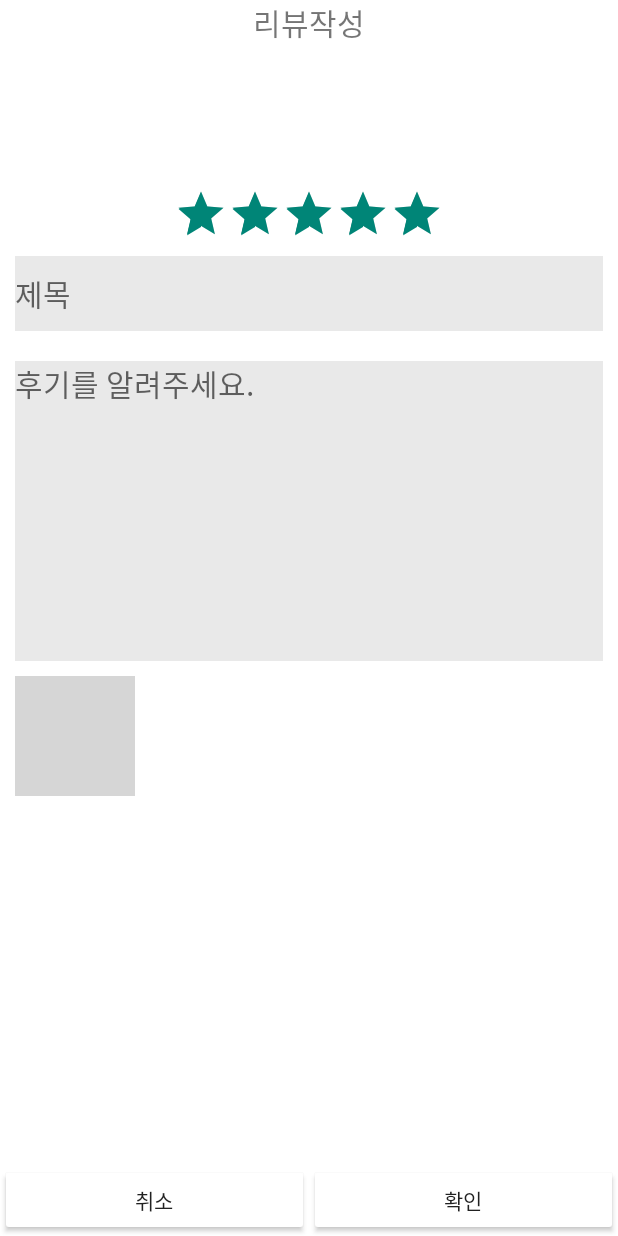
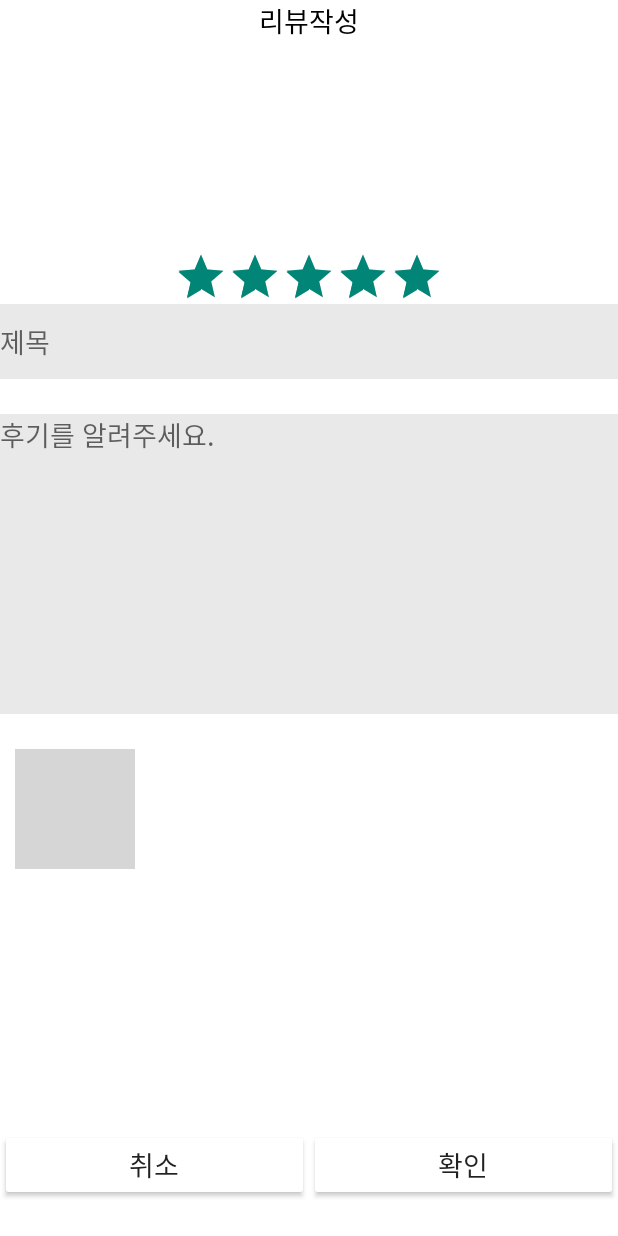
Before and after one commit to byeongjun98/Happy-Pet, an Android app: the write_review_Activity screen opened directly, with no data from a screen before it, on a phone screen of 412 x 824 dp. Run offline under Robolectric (Android 15) with nearby library versions, the light colour scheme and no system bars; grey boxes are pictures that could not be loaded.

Commit message:
23.5.23 김경민 폰트 수정

```diff
--- a/app/src/main/res/layout/activity_review.xml
+++ b/app/src/main/res/layout/activity_review.xml
@@ -20,7 +20,9 @@
                 android:layout_weight="1"
                 android:text="내가 쓴 후기"
                 android:textSize="25dp"
-                android:textStyle="bold" />
+                android:textColor="@color/black"
+                android:textStyle="bold"
+                android:layout_marginBottom="8dp"/>
         </RelativeLayout>
     </LinearLayout>
 
--- a/app/src/main/res/layout/write_review.xml
+++ b/app/src/main/res/layout/write_review.xml
@@ -12,10 +12,10 @@
         android:layout_height="wrap_content"
         android:layout_gravity="center"
         android:gravity="center"
-
-        android:textSize="20dp"
+        android:textSize="18dp"
+        android:layout_marginBottom="23dp"
         android:text="리뷰작성"
-        android:fontFamily="@font/aaaaaaaaaaaaaa"
+        android:textColor="@color/black"
         >
     </TextView>
 
@@ -32,9 +32,9 @@
             android:layout_height="wrap_content"
             android:layout_gravity="center"
             android:id="@+id/review_hospital_name"
-            android:fontFamily="@font/aaaaaaaaaaaaaa"
-            android:textSize="20dp"
-            android:layout_marginBottom="10dp"
+            android:textSize="18dp"
+            android:layout_marginBottom="23dp"
+            android:textColor="@color/black"
             />
 
         <TextView
@@ -42,9 +42,9 @@
             android:layout_height="wrap_content"
             android:layout_gravity="center"
             android:id="@+id/review_doctor_name"
-            android:fontFamily="@font/aaaaaaaaaaaaaa"
-            android:textSize="20dp"
-            android:layout_marginBottom="10dp"
+            android:textSize="18dp"
+            android:layout_marginBottom="23dp"
+            android:textColor="@color/black"
             />
 
         <RatingBar
@@ -72,9 +72,8 @@
             android:maxLines="10"
             android:minLines="5"
             android:scrollbars="vertical"
-            android:fontFamily="@font/aaaaaaaaaaaaaa"
-            android:textSize="20dp"
-            android:layout_margin="10dp">
+            android:textSize="18dp"
+            android:layout_marginBottom="23dp">
         </EditText>
     </LinearLayout>
 
@@ -89,10 +88,9 @@
         android:maxLines="10"
         android:minLines="5"
         android:scrollbars="vertical"
-        android:fontFamily="@font/aaaaaaaaaaaaaa"
-        android:textSize="20dp"
-        android:gravity="top"
-        android:layout_margin="10dp"></EditText>
+        android:textSize="18dp"
+        android:layout_marginBottom="23dp"
+        android:gravity="top"></EditText>
 
     <LinearLayout
         android:layout_width="match_parent"
@@ -130,6 +128,8 @@
             android:layout_weight="5"
             android:text="취소"
             android:backgroundTint="@color/white"
+            android:textSize="18dp"
+            android:layout_marginBottom="23dp"
             >
         </Button>
         <Button
@@ -140,6 +140,8 @@
             android:layout_weight="5"
             android:text="확인"
             android:backgroundTint="@color/white"
+            android:textSize="18dp"
+            android:layout_marginBottom="23dp"
             >
         </Button>
 
```
Also changed, not shown: app/src/main/res/layout/activtity_saved_review.xml (+18 -15 lines).
